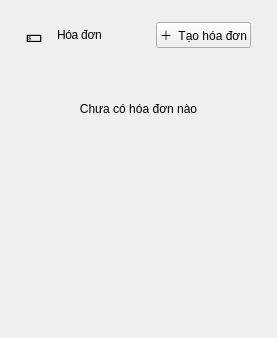
Qt form ui/invoices.ui (thaieaut-engineer/LTUD_Python_Nhom_18) before a commit.
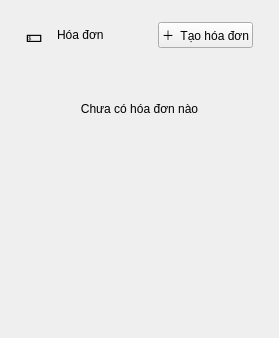
The same form after that commit.

Commit message: update giao diện đẹp hơn có background

Patch:
```diff
--- a/ui/invoices.ui
+++ b/ui/invoices.ui
@@ -3,13 +3,7 @@
  <class>InvoicesPage</class>
  <widget class="QWidget" name="InvoicesPage">
   <property name="styleSheet">
-   <string notr="true">QLabel#PageTitle{font: 800 17pt "Segoe UI"; letter-spacing: -0.3px;}
-QPushButton#PrimaryButton{
-border:0px; border-radius:14px; padding:10px 14px;
-color:white; font: 800 10pt "Segoe UI";
-background: qlineargradient(x1:0,y1:0,x2:1,y2:0, stop:0 #6366F1, stop:1 #c026d3);
-}
-QLabel#Muted{color: rgba(15,23,42,0.40); font: 700 10pt "Segoe UI";}</string>
+   <string notr="true">QLabel#Muted{color: #64748B; font: 600 10pt "Segoe UI";}</string>
   </property>
   <layout class="QVBoxLayout" name="verticalLayout">
    <property name="leftMargin">
```
The commit also changes 11 other files.
